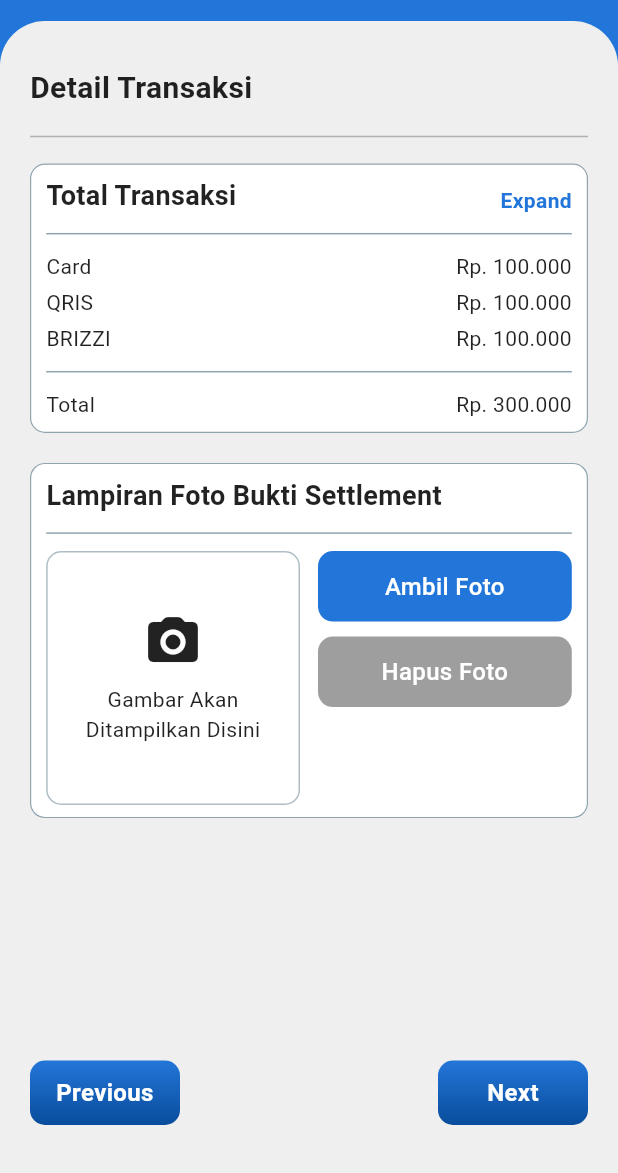
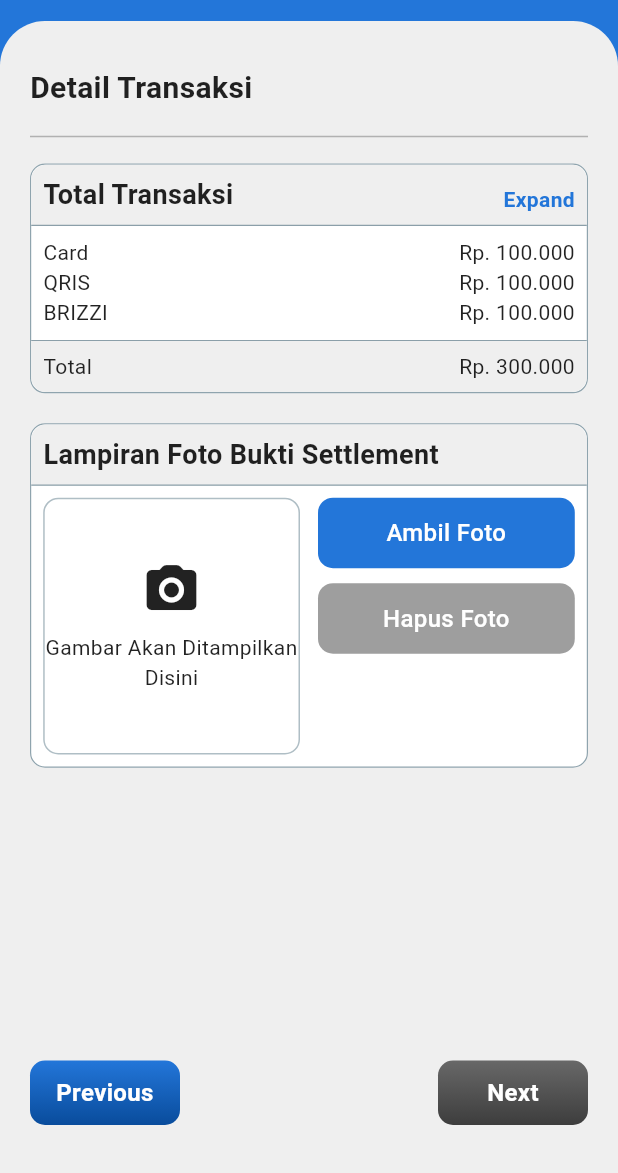
Before and after one commit to DCoding-Tech-Indonesia/PSM-APP, a Flutter app: the SettlementAddScreen screen opened by its route, after a tap on "Next", on a phone screen of 412 x 824 dp, the part 63-1236 px from its top. Run offline on Flutter 3.47's test engine with Material 3 defaults, Android fonts, the phone set to English and light mode, and no system bars; our stand-ins replace camera, dio, equatable, flutter_bloc, flutter_dotenv, flutter_local_notifications and 7 more; missing offline and left inert: advanced_salomon_bottom_bar; accounts and stored records are empty.

Commit message:
UI Improvement

```diff
--- a/lib/core/router/app_router.dart
+++ b/lib/core/router/app_router.dart
@@ -15,7 +15,7 @@ import 'package:psm_mobile/features/portal/presentation/portal_screen.dart';
 
 GoRouter createRouter(BuildContext context) {
   return GoRouter(
-    initialLocation: '/settlement/add',
+    initialLocation: '/settlement/dashboard',
 
     routes: [
       // AUTH ROUTE
--- a/lib/core/theme/core_styling.dart
+++ b/lib/core/theme/core_styling.dart
@@ -1,6 +1,11 @@
 import 'package:flutter/material.dart';
 
 class CoreStyling {
+
+  static const Color primaryColor = Color(0xFF2376D9);
+  static const Color secondaryColor = Color(0xFFFFBC42);
+  static const Color accentOneColor = Color(0xFFD81159);
+  static const Color accentTwoColor = Color(0xFF8F2D56);
 
   static const LinearGradient coreActiveButtonGradient = LinearGradient(
     colors: [
--- a/lib/features/settlement/presentation/settlement_add_screen.dart
+++ b/lib/features/settlement/presentation/settlement_add_screen.dart
@@ -1,12 +1,38 @@
 import 'package:flutter/material.dart';
 import 'package:flutter_bloc/flutter_bloc.dart';
+import 'package:go_router/go_router.dart';
+import 'package:psm_mobile/core/presentations/widgets/core_dialog_pop_up.dart';
 import 'package:psm_mobile/core/theme/core_styling.dart';
+import 'package:psm_mobile/features/settlement/presentation/bloc/settlement_bloc.dart';
+import 'package:psm_mobile/features/settlement/presentation/bloc/settlement_state.dart';
 import 'package:psm_mobile/features/settlement/presentation/cubit/settlement_step_cubit.dart';
 import 'package:psm_mobile/features/settlement/presentation/widgets/settlement_first_step.dart';
 import 'package:psm_mobile/features/settlement/presentation/widgets/settlement_second_step.dart';
 
 class SettlementAddScreen extends StatelessWidget {
   const SettlementAddScreen({super.key});
+
+  static void _submitSettlementVerification(
+      BuildContext context,
+      VoidCallback? onGranted,
+      ) {
+    showDialog(
+      context: context,
+      builder: (context) {
+        return CoreDialogPopUp(
+          title: "Submit Settlement",
+          description:
+          "Pastikan data yang di input telah benar.",
+          confirmText: "Submit",
+          cancelText: "Kembali",
+          onConfirm: () async {
+            print("CONFIRMED");
+            context.pop();
+          },
+        );
+      },
+    );
+  }
 
   @override
   Widget build(BuildContext context) {
@@ -81,16 +107,26 @@ class SettlementAddScreen extends StatelessWidget {
                           ),
                         ),
                       ),
-                      GestureDetector(
+                      BlocBuilder<SettlementBloc, SettlementState>(
+                        builder: (context, stateChild) {
+                          return GestureDetector(
                             onTap: () {
-                          if(state == 1) return;
+                              if (state == 1 && stateChild.settlementPict == null) return;
+
+                              if (state == 1 && stateChild.settlementPict != null) {
+                                _submitSettlementVerification(context, () {
+                                  print("LANJUT SUBMIT");
+                                });
+                                return;
+                              }
+
                               context.read<SettlementStepCubit>().changeSettlementStep(1);
                             },
                             child: Container(
                               width: 100,
                               padding: const EdgeInsets.symmetric(vertical: 10),
                               decoration: BoxDecoration(
-                            gradient: CoreStyling.coreActiveButtonGradient,
+                                gradient: state == 1 && stateChild.settlementPict == null ? CoreStyling.coreDisableButtonGradient : CoreStyling.coreActiveButtonGradient,
                                 borderRadius: CoreStyling.coreButtonRadius,
                               ),
                               child: Text(
@@ -103,6 +139,8 @@ class SettlementAddScreen extends StatelessWidget {
                                 ),
                               ),
                             ),
+                          );
+                        }
                       ),
                     ],
                   );
--- a/lib/features/settlement/presentation/widgets/settlement_second_step.dart
+++ b/lib/features/settlement/presentation/widgets/settlement_second_step.dart
@@ -88,7 +88,6 @@ class _SettlementSecondStepState extends State<SettlementSecondStep> {
         crossAxisAlignment: CrossAxisAlignment.start,
         children: [
           Container(
-            padding: const EdgeInsets.symmetric(vertical: 8, horizontal: 10),
             decoration: BoxDecoration(
               color: Colors.white,
               border: Border.all(
@@ -98,9 +97,26 @@ class _SettlementSecondStepState extends State<SettlementSecondStep> {
               borderRadius: BorderRadius.circular(10),
             ),
             child: Column(
-              spacing: 4,
               children: [
-                Row(
+                Container(
+                  padding: const EdgeInsets.symmetric(
+                    vertical: 7,
+                    horizontal: 8,
+                  ),
+                  decoration: BoxDecoration(
+                    color: Color(0XFFEFEFEF),
+                    borderRadius: BorderRadius.only(
+                      topLeft: Radius.circular(10),
+                      topRight: Radius.circular(10),
+                    ),
+                    border: Border(
+                      bottom: BorderSide(
+                        color: Colors.blueGrey.withOpacity(.7),
+                        width: .8,
+                      ),
+                    ),
+                  ),
+                  child: Row(
                     crossAxisAlignment: CrossAxisAlignment.end,
                     mainAxisAlignment: MainAxisAlignment.spaceBetween,
                     children: [
@@ -121,7 +137,11 @@ class _SettlementSecondStepState extends State<SettlementSecondStep> {
                       ),
                     ],
                   ),
-                Divider(color: Colors.blueGrey.withOpacity(.7)),
+                ),
+                Padding(
+                  padding: const EdgeInsets.all(8.0),
+                  child: Column(
+                    children: [
                       Row(
                         mainAxisAlignment: MainAxisAlignment.spaceBetween,
                         children: [Text("Card"), Text("Rp. 100.000")],
@@ -134,16 +154,36 @@ class _SettlementSecondStepState extends State<SettlementSecondStep> {
                         mainAxisAlignment: MainAxisAlignment.spaceBetween,
                         children: [Text("BRIZZI"), Text("Rp. 100.000")],
                       ),
-                Divider(color: Colors.blueGrey.withOpacity(.7)),
-                Row(
+                    ],
+                  ),
+                ),
+                Container(
+                  padding: const EdgeInsets.symmetric(
+                    vertical: 7,
+                    horizontal: 8,
+                  ),
+                  decoration: BoxDecoration(
+                    color: Color(0XFFEFEFEF),
+                    borderRadius: BorderRadius.only(
+                      bottomLeft: Radius.circular(10),
+                      bottomRight: Radius.circular(10),
+                    ),
+                    border: Border(
+                      top: BorderSide(
+                        color: Colors.blueGrey.withOpacity(.7),
+                        width: .8,
+                      ),
+                    ),
+                  ),
+                  child: Row(
                     mainAxisAlignment: MainAxisAlignment.spaceBetween,
                     children: [Text("Total"), Text("Rp. 300.000")],
+                  ),
                 ),
               ],
             ),
           ),
           Container(
-            padding: const EdgeInsets.symmetric(vertical: 8, horizontal: 10),
             decoration: BoxDecoration(
               color: Colors.white,
               border: Border.all(
@@ -153,15 +193,34 @@ class _SettlementSecondStepState extends State<SettlementSecondStep> {
               borderRadius: BorderRadius.circular(10),
             ),
             child: Column(
-              spacing: 4,
-              crossAxisAlignment: CrossAxisAlignment.start,
               children: [
-                const Text(
+                Container(
+                  padding: const EdgeInsets.symmetric(
+                    vertical: 7,
+                    horizontal: 8,
+                  ),
+                  width: double.infinity,
+                  decoration: BoxDecoration(
+                    color: Color(0XFFEFEFEF),
+                    borderRadius: BorderRadius.only(
+                      topLeft: Radius.circular(10),
+                      topRight: Radius.circular(10),
+                    ),
+                    border: Border(
+                      bottom: BorderSide(
+                        color: Colors.blueGrey.withOpacity(.7),
+                        width: .8,
+                      ),
+                    ),
+                  ),
+                  child: const Text(
                     "Lampiran Foto Bukti Settlement",
                     style: TextStyle(fontSize: 18, fontWeight: FontWeight.w600),
                   ),
-                Divider(color: Colors.blueGrey.withOpacity(.7)),
-                Row(
+                ),
+                Padding(
+                  padding: const EdgeInsets.all(8.0),
+                  child: Row(
                     crossAxisAlignment: CrossAxisAlignment.start,
                     children: [
                       Expanded(
@@ -259,6 +318,7 @@ class _SettlementSecondStepState extends State<SettlementSecondStep> {
                       ),
                     ],
                   ),
+                ),
               ],
             ),
           ),
```
Also changed, not shown: lib/core/helper/camera_access_helper.dart (+8 -28 lines), lib/core/presentations/widgets/core_dialog_pop_up.dart (added, +54 -0 lines). Lines whose indentation alone changed are shown as unchanged.
